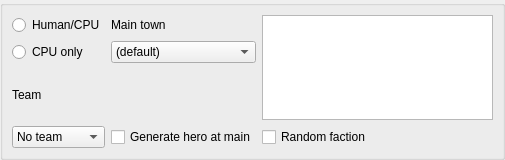
Old version of the form mapeditor/playerparams.ui in the repository vcmi/vcmi.
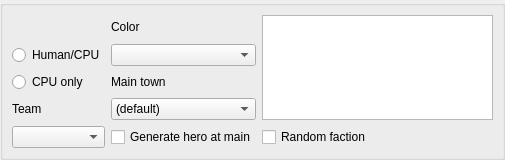
New version of the form.

Commit message: Customize colors and teams

```diff
--- a/mapeditor/playerparams.ui
+++ b/mapeditor/playerparams.ui
@@ -50,67 +50,45 @@
       <string/>
      </property>
      <layout class="QGridLayout" name="gridLayout">
+      <item row="4" column="0">
+       <widget class="QComboBox" name="teamId"/>
+      </item>
+      <item row="4" column="1">
+       <widget class="QCheckBox" name="generateHero">
+        <property name="text">
+         <string>Generate hero at main</string>
+        </property>
+       </widget>
+      </item>
+      <item row="4" column="2">
+       <widget class="QCheckBox" name="randomFaction">
+        <property name="text">
+         <string>Random faction</string>
+        </property>
+       </widget>
+      </item>
       <item row="3" column="0">
-       <widget class="QComboBox" name="teamId">
-        <item>
-         <property name="text">
-          <string>No team</string>
-         </property>
-        </item>
-       </widget>
-      </item>
-      <item row="0" column="0">
-       <widget class="QRadioButton" name="radioHuman">
-        <property name="text">
-         <string>Human/CPU</string>
-        </property>
-       </widget>
-      </item>
-      <item row="1" column="0">
-       <widget class="QRadioButton" name="radioCpu">
-        <property name="text">
-         <string>CPU only</string>
-        </property>
-       </widget>
-      </item>
-      <item row="2" column="0">
        <widget class="QLabel" name="label_2">
         <property name="text">
          <string>Team</string>
         </property>
        </widget>
       </item>
-      <item row="0" column="1">
-       <widget class="QLabel" name="label_3">
+      <item row="2" column="0">
+       <widget class="QRadioButton" name="radioCpu">
         <property name="text">
-         <string>Main town</string>
+         <string>CPU only</string>
         </property>
        </widget>
       </item>
-      <item row="3" column="2">
-       <widget class="QCheckBox" name="randomFaction">
+      <item row="1" column="0">
+       <widget class="QRadioButton" name="radioHuman">
         <property name="text">
-         <string>Random faction</string>
+         <string>Human/CPU</string>
         </property>
        </widget>
       </item>
-      <item row="3" column="1">
-       <widget class="QCheckBox" name="generateHero">
-        <property name="text">
-         <string>Generate hero at main</string>
-        </property>
-       </widget>
-      </item>
-      <item row="1" column="1">
-       <widget class="QComboBox" name="mainTown">
-        <item>
-         <property name="text">
-          <string>(default)</string>
-         </property>
-        </item>
-       </widget>
-      </item>
-      <item row="0" column="2" rowspan="3">
+      <item row="0" column="2" rowspan="4">
        <widget class="QListWidget" name="allowedFactions">
         <property name="enabled">
          <bool>true</bool>
@@ -132,6 +110,32 @@
         </property>
        </widget>
       </item>
+      <item row="3" column="1">
+       <widget class="QComboBox" name="mainTown">
+        <item>
+         <property name="text">
+          <string>(default)</string>
+         </property>
+        </item>
+       </widget>
+      </item>
+      <item row="2" column="1">
+       <widget class="QLabel" name="label_3">
+        <property name="text">
+         <string>Main town</string>
+        </property>
+       </widget>
+      </item>
+      <item row="1" column="1">
+       <widget class="QComboBox" name="playerColorCombo"/>
+      </item>
+      <item row="0" column="1">
+       <widget class="QLabel" name="label">
+        <property name="text">
+         <string>Color</string>
+        </property>
+       </widget>
+      </item>
      </layout>
     </widget>
    </item>
```
The commit also changes 3 other files.
